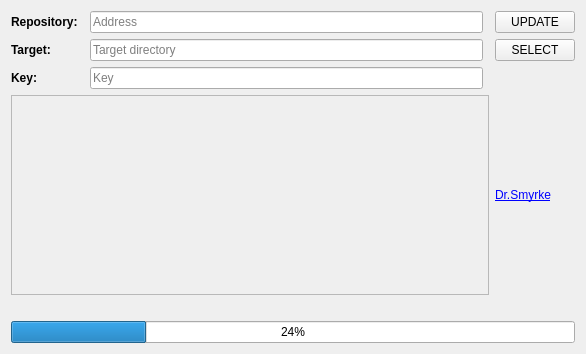
Above: src/mainwindow.ui from DrSmyrke/My-Updater before the change. Below: the same form after it.
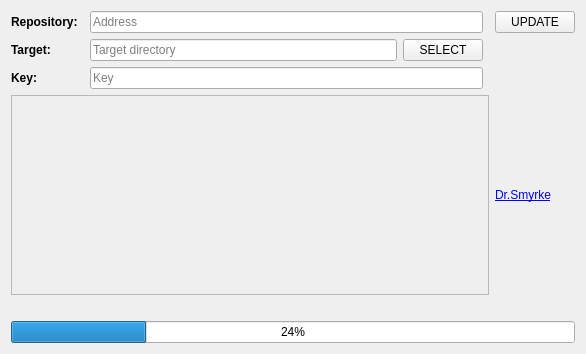
That is the form after the change.

The edit to the form file:
```diff
--- a/src/mainwindow.ui
+++ b/src/mainwindow.ui
@@ -67,20 +67,6 @@
       </property>
      </widget>
     </item>
-    <item row="1" column="4">
-     <widget class="QPushButton" name="targetSB">
-      <property name="text">
-       <string>SELECT</string>
-      </property>
-     </widget>
-    </item>
-    <item row="1" column="2">
-     <widget class="QLineEdit" name="targetBox">
-      <property name="placeholderText">
-       <string>Target directory</string>
-      </property>
-     </widget>
-    </item>
     <item row="0" column="2">
      <widget class="QLineEdit" name="addressBox">
       <property name="placeholderText">
@@ -105,6 +91,24 @@
       </property>
      </widget>
     </item>
+    <item row="1" column="2">
+     <layout class="QHBoxLayout" name="horizontalLayout">
+      <item>
+       <widget class="QLineEdit" name="targetBox">
+        <property name="placeholderText">
+         <string>Target directory</string>
+        </property>
+       </widget>
+      </item>
+      <item>
+       <widget class="QPushButton" name="targetSB">
+        <property name="text">
+         <string>SELECT</string>
+        </property>
+       </widget>
+      </item>
+     </layout>
+    </item>
    </layout>
   </widget>
  </widget>
```
Left out of the diff: 3 changed lines with no effect on the pictures.
